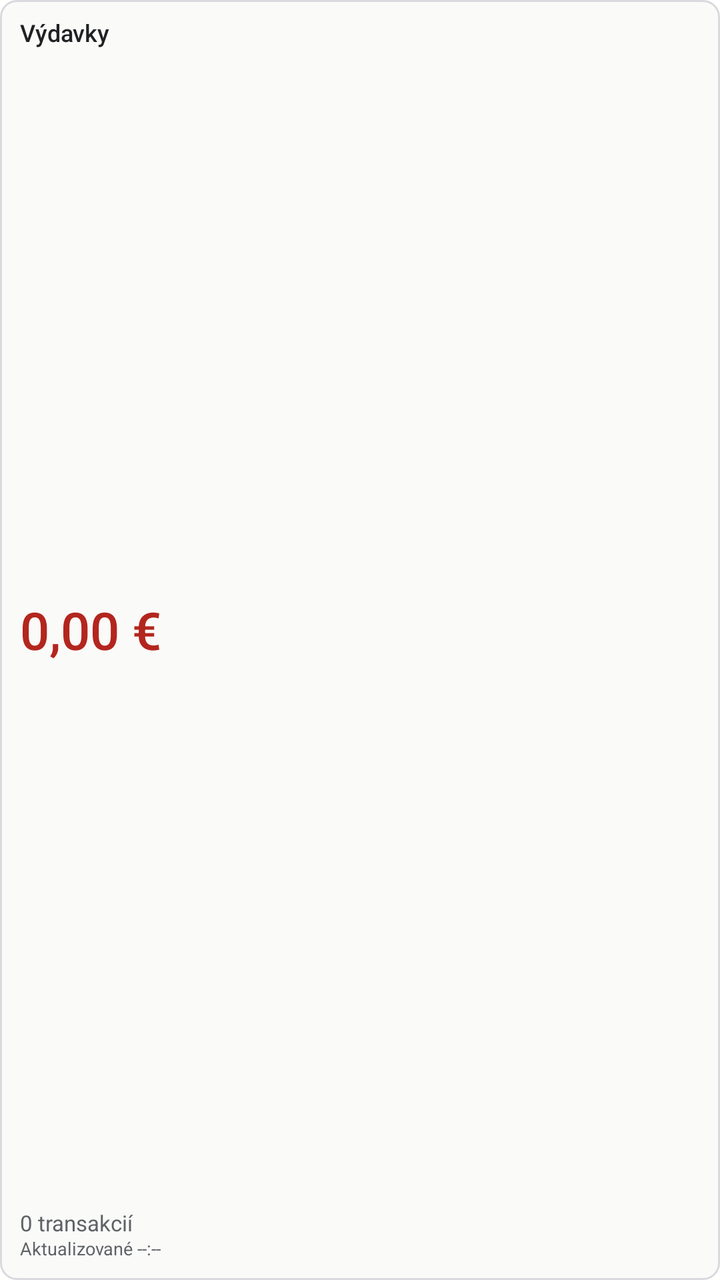
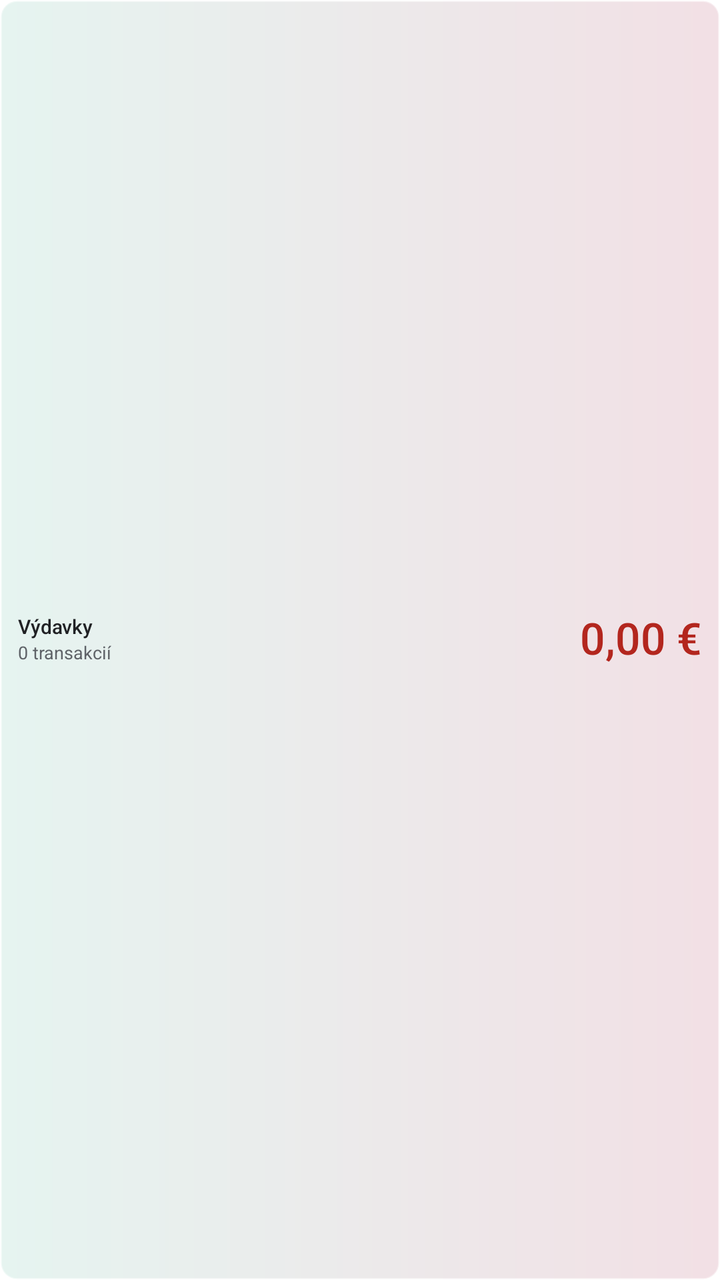

Screens rendered from an Android XML layout before and after an edit, with the pre-edit source and the edit as a unified diff.
<!-- AndroidManifest.xml: fallback theme Theme.MaterialComponents.DayNight.NoActionBar -->
<!-- res/layout/expense_widget.xml -->
<?xml version="1.0" encoding="utf-8"?>
<LinearLayout xmlns:android="http://schemas.android.com/apk/res/android"
	android:id="@android:id/background"
	android:layout_width="match_parent"
	android:layout_height="match_parent"
	android:background="@drawable/expense_widget_background"
	android:contentDescription="@string/expense_widget_description"
	android:orientation="vertical"
	android:padding="10dp">

	<TextView
		android:id="@+id/expense_widget_month"
		android:layout_width="match_parent"
		android:layout_height="wrap_content"
		android:ellipsize="end"
		android:fontFamily="sans-serif-medium"
		android:includeFontPadding="false"
		android:maxLines="1"
		android:text="@string/expense_widget_name"
		android:textColor="@color/expense_widget_primary"
		android:textSize="12sp" />

	<TextView
		android:id="@+id/expense_widget_total"
		android:layout_width="match_parent"
		android:layout_height="0dp"
		android:layout_marginTop="3dp"
		android:layout_weight="1"
		android:ellipsize="end"
		android:fontFamily="sans-serif-medium"
		android:gravity="center_vertical"
		android:includeFontPadding="false"
		android:maxLines="2"
		android:text="@string/expense_widget_zero_amount"
		android:textColor="@color/expense_widget_expense"
		android:textSize="26sp" />

	<TextView
		android:id="@+id/expense_widget_count"
		android:layout_width="match_parent"
		android:layout_height="wrap_content"
		android:ellipsize="end"
		android:includeFontPadding="false"
		android:maxLines="1"
		android:text="@string/expense_widget_zero_transactions"
		android:textColor="@color/expense_widget_secondary"
		android:textSize="11sp" />

	<TextView
		android:id="@+id/expense_widget_updated"
		android:layout_width="match_parent"
		android:layout_height="wrap_content"
		android:layout_marginTop="1dp"
		android:ellipsize="end"
		android:includeFontPadding="false"
		android:maxLines="1"
		android:text="@string/expense_widget_initial_update"
		android:textColor="@color/expense_widget_secondary"
		android:textSize="9sp" />
</LinearLayout>
<!-- resources referenced by this layout -->
<resources>
  <color name="expense_widget_expense">#B3261E</color>
  <color name="expense_widget_primary">#202124</color>
  <color name="expense_widget_secondary">#5F6368</color>
  <!-- drawable expense_widget_background (drawable) -->
  <?xml version="1.0" encoding="utf-8"?>
  <shape xmlns:android="http://schemas.android.com/apk/res/android"
  	android:shape="rectangle">
  	<solid android:color="@color/expense_widget_background" />
  	<stroke
  		android:width="1dp"
  		android:color="@color/expense_widget_border" />
  	<corners android:radius="8dp" />
  </shape>
  <string name="expense_widget_description">Mesačný súčet výdavkov</string>
  <string name="expense_widget_initial_update">Aktualizované --:--</string>
  <string name="expense_widget_name">Výdavky</string>
  <string name="expense_widget_zero_amount">0,00 €</string>
  <string name="expense_widget_zero_transactions">0 transakcií</string>
  <color name="expense_widget_background">#FAFAF8</color>
  <color name="expense_widget_border">#D8DADD</color>
</resources>

<!-- the commit's change to res/layout/expense_widget.xml (unified diff, before → after) -->
@@ -5,56 +5,61 @@
 	android:layout_height="match_parent"
 	android:background="@drawable/expense_widget_background"
 	android:contentDescription="@string/expense_widget_description"
-	android:orientation="vertical"
-	android:padding="10dp">
+	android:gravity="center_vertical"
+	android:orientation="horizontal"
+	android:paddingHorizontal="9dp"
+	android:paddingVertical="6dp">
 
-	<TextView
-		android:id="@+id/expense_widget_month"
-		android:layout_width="match_parent"
+	<LinearLayout
+		android:layout_width="0dp"
 		android:layout_height="wrap_content"
-		android:ellipsize="end"
-		android:fontFamily="sans-serif-medium"
-		android:includeFontPadding="false"
-		android:maxLines="1"
-		android:text="@string/expense_widget_name"
-		android:textColor="@color/expense_widget_primary"
-		android:textSize="12sp" />
+		android:layout_weight="1"
+		android:orientation="vertical">
+
+		<TextView
+			android:id="@+id/expense_widget_month"
+			android:layout_width="match_parent"
+			android:layout_height="wrap_content"
+			android:ellipsize="end"
+			android:fontFamily="sans-serif-medium"
+			android:includeFontPadding="false"
+			android:maxLines="1"
+			android:text="@string/expense_widget_name"
+			android:textColor="@color/expense_widget_primary"
+			android:textSize="10sp" />
+
+		<TextView
+			android:id="@+id/expense_widget_count"
+			android:layout_width="match_parent"
+			android:layout_height="wrap_content"
+			android:layout_marginTop="2dp"
+			android:ellipsize="end"
+			android:includeFontPadding="false"
+			android:maxLines="1"
+			android:text="@string/expense_widget_zero_transactions"
+			android:textColor="@color/expense_widget_secondary"
+			android:textSize="9sp" />
+	</LinearLayout>
 
 	<TextView
 		android:id="@+id/expense_widget_total"
-		android:layout_width="match_parent"
-		android:layout_height="0dp"
-		android:layout_marginTop="3dp"
-		android:layout_weight="1"
+		android:layout_width="0dp"
+		android:layout_height="match_parent"
+		android:layout_marginStart="6dp"
+		android:layout_weight="1.25"
 		android:ellipsize="end"
 		android:fontFamily="sans-serif-medium"
-		android:gravity="center_vertical"
+		android:gravity="center_vertical|end"
 		android:includeFontPadding="false"
 		android:maxLines="2"
 		android:text="@string/expense_widget_zero_amount"
 		android:textColor="@color/expense_widget_expense"
-		android:textSize="26sp" />
-
-	<TextView
-		android:id="@+id/expense_widget_count"
-		android:layout_width="match_parent"
-		android:layout_height="wrap_content"
-		android:ellipsize="end"
-		android:includeFontPadding="false"
-		android:maxLines="1"
-		android:text="@string/expense_widget_zero_transactions"
-		android:textColor="@color/expense_widget_secondary"
-		android:textSize="11sp" />
+		android:textSize="22sp" />
 
 	<TextView
 		android:id="@+id/expense_widget_updated"
-		android:layout_width="match_parent"
+		android:layout_width="0dp"
 		android:layout_height="wrap_content"
-		android:layout_marginTop="1dp"
-		android:ellipsize="end"
-		android:includeFontPadding="false"
-		android:maxLines="1"
 		android:text="@string/expense_widget_initial_update"
-		android:textColor="@color/expense_widget_secondary"
-		android:textSize="9sp" />
+		android:visibility="gone" />
 </LinearLayout>
<!-- resource entries referenced after the edit -->
@@ -7,7 +7,10 @@
   <?xml version="1.0" encoding="utf-8"?>
   <shape xmlns:android="http://schemas.android.com/apk/res/android"
   	android:shape="rectangle">
-  	<solid android:color="@color/expense_widget_background" />
+  	<gradient
+  		android:angle="0"
+  		android:endColor="@color/expense_widget_background_end"
+  		android:startColor="@color/expense_widget_background" />
   	<stroke
   		android:width="1dp"
   		android:color="@color/expense_widget_border" />
@@ -18,7 +21,8 @@
   <string name="expense_widget_name">Výdavky</string>
   <string name="expense_widget_zero_amount">0,00 €</string>
   <string name="expense_widget_zero_transactions">0 transakcií</string>
-  <color name="expense_widget_background">#FAFAF8</color>
-  <color name="expense_widget_border">#D8DADD</color>
+  <color name="expense_widget_background_end">#A6EBCFD7</color>
+  <color name="expense_widget_background">#A6D8EEE8</color>
+  <color name="expense_widget_border">#66FFFFFF</color>
 </resources>
 
